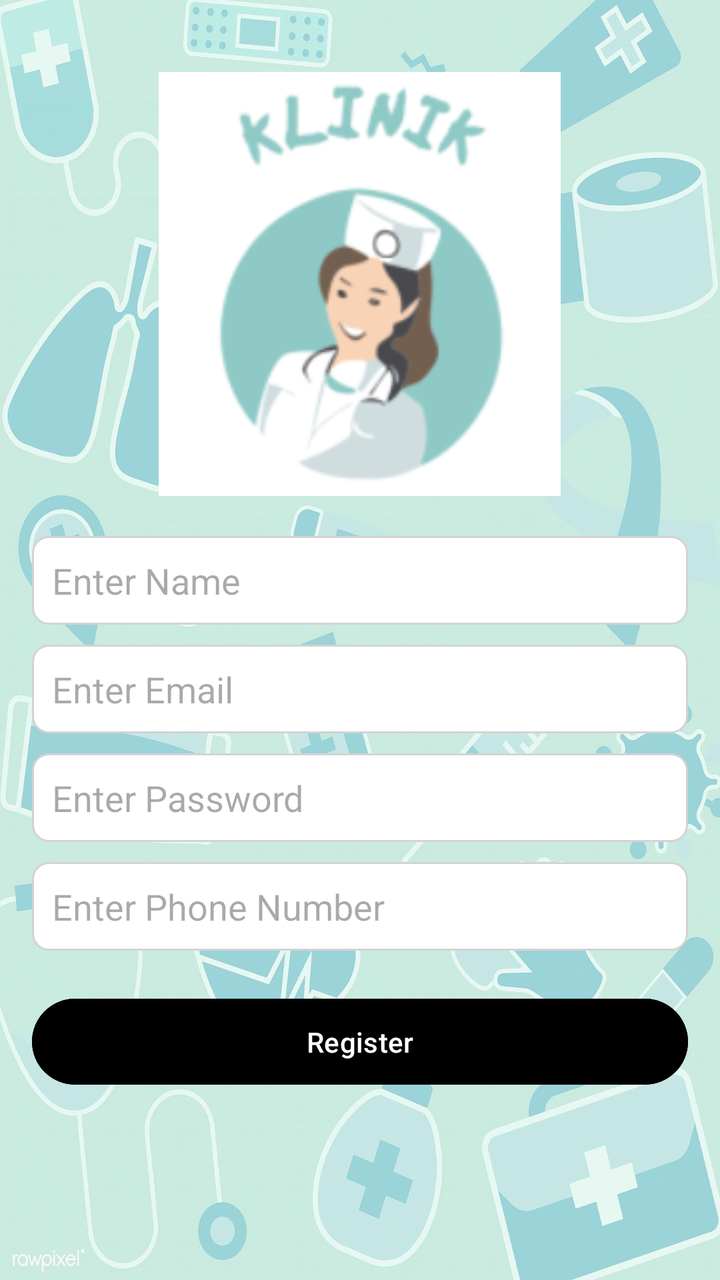
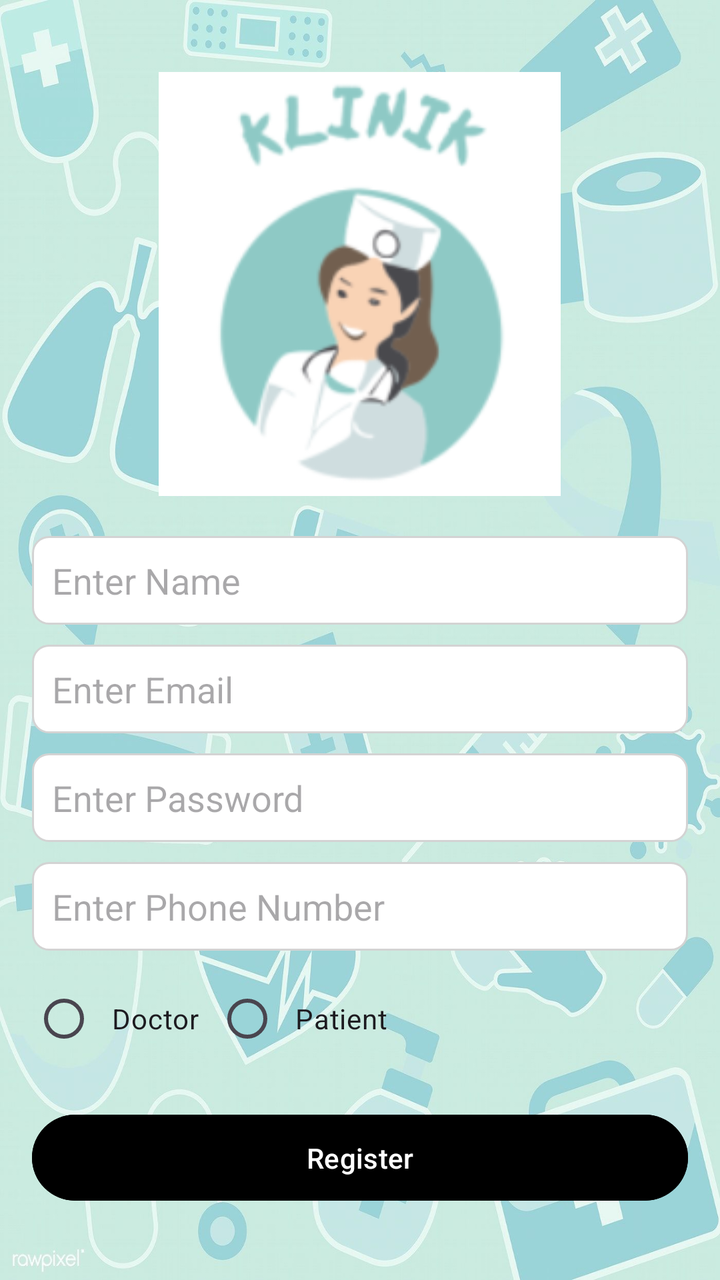

Two renders of the same Android screen: before a commit and after it. Below are the layout's source before the change and the commit's diff.
<!-- AndroidManifest.xml: application theme Theme.KliniKAndroid -->
<!-- res/layout/activity_register.xml -->
<?xml version="1.0" encoding="utf-8"?>
<RelativeLayout xmlns:android="http://schemas.android.com/apk/res/android"
    android:layout_width="match_parent"
    android:layout_height="match_parent"
    xmlns:andriod="http://schemas.android.com/apk/res-auto"
    android:padding="16dp"
    android:background="@drawable/med_background">

    <ImageView
        android:id="@+id/logo"
        android:layout_width="wrap_content"
        android:layout_height="wrap_content"
        android:src="@drawable/klinik_logo"
        android:layout_centerHorizontal="true"
        android:layout_marginTop="20dp"
        android:layout_marginBottom="20dp"/>

    
    <EditText
        android:id="@+id/et_name"
        android:layout_width="match_parent"
        android:layout_height="wrap_content"
        android:layout_marginBottom="10dp"
        android:background="@drawable/edit_text_background"
        android:hint="Enter Name"
        android:inputType="textPersonName"
        android:padding="10dp"
        android:layout_below="@id/logo"/>

    <EditText
        android:id="@+id/et_email"
        android:layout_width="match_parent"
        android:layout_height="wrap_content"
        android:hint="Enter Email"
        android:inputType="textEmailAddress"
        android:padding="10dp"
        android:layout_marginBottom="10dp"
        android:background="@drawable/edit_text_background"
        android:layout_below="@id/et_name"/>

    
    <EditText
        android:id="@+id/et_password"
        android:layout_width="match_parent"
        android:layout_height="wrap_content"
        android:hint="Enter Password"
        android:inputType="textPassword"
        android:padding="10dp"
        android:layout_marginBottom="10dp"
        android:background="@drawable/edit_text_background"
        android:layout_below="@id/et_email"/>

    
    <EditText
        android:id="@+id/et_phone"
        android:layout_width="match_parent"
        android:layout_height="wrap_content"
        android:hint="Enter Phone Number"
        android:inputType="phone"
        android:padding="10dp"
        android:layout_marginBottom="10dp"
        android:background="@drawable/edit_text_background"
        android:layout_below="@id/et_password"/>

    
    <Button
        android:id="@+id/btn_register"
        android:layout_width="match_parent"
        android:layout_height="wrap_content"
        android:text="Register"
        android:textColor="#FFFFFF"
        android:backgroundTint="@color/black"
        android:padding="12dp"
        android:layout_marginTop="10dp"
        android:layout_below="@id/et_phone"/>

</RelativeLayout>
<!-- resources referenced by this layout -->
<resources>
  <color name="black">#FF000000</color>
  <!-- drawable edit_text_background (drawable) -->
  <shape xmlns:android="http://schemas.android.com/apk/res/android">
      <solid android:color="#FFFFFF" />
      <stroke
          android:width="1dp"
          android:color="#D3D3D3" />
      <corners android:radius="8dp" />
      <padding
          android:left="10dp"
          android:right="10dp"
          android:top="5dp"
          android:bottom="5dp" />
  </shape>
  <!-- drawable klinik_logo: png bitmap (drawable, 20752 bytes) -->
  <!-- drawable med_background: jpg bitmap (drawable, 141928 bytes) -->
  <style name="Theme.KliniKAndroid" parent="Base.Theme.KliniKAndroid" />
  <style name="Base.Theme.KliniKAndroid" parent="Theme.Material3.DayNight.NoActionBar">
          
          
      </style>
</resources>

<!-- the commit's change to res/layout/activity_register.xml (unified diff, before → after) -->
@@ -27,6 +27,7 @@
         android:padding="10dp"
         android:layout_below="@id/logo"/>
 
+    
     <EditText
         android:id="@+id/et_email"
         android:layout_width="match_parent"
@@ -63,6 +64,30 @@
         android:layout_below="@id/et_password"/>
 
     
+    <RadioGroup
+        android:id="@+id/user_type_radio_group"
+        android:layout_width="match_parent"
+        android:layout_height="wrap_content"
+        android:layout_below="@id/et_phone"
+        android:layout_marginBottom="10dp"
+        android:orientation="horizontal">
+
+        <RadioButton
+            android:id="@+id/radio_doctor"
+            android:layout_width="wrap_content"
+            android:layout_height="wrap_content"
+            android:text="Doctor"
+            android:padding="8dp"/>
+
+        <RadioButton
+            android:id="@+id/radio_patient"
+            android:layout_width="wrap_content"
+            android:layout_height="wrap_content"
+            android:text="Patient"
+            android:padding="8dp"/>
+    </RadioGroup>
+
+    
     <Button
         android:id="@+id/btn_register"
         android:layout_width="match_parent"
@@ -72,6 +97,6 @@
         android:backgroundTint="@color/black"
         android:padding="12dp"
         android:layout_marginTop="10dp"
-        android:layout_below="@id/et_phone"/>
+        android:layout_below="@id/user_type_radio_group"/>
 
 </RelativeLayout>
